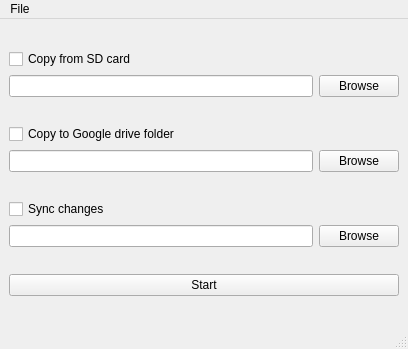
Old version of the form photospy.ui in the repository robomojo/photospy.
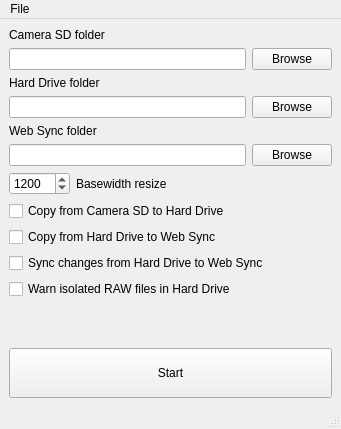
New version of the form.

The edit to the form file:
```diff
--- a/photospy.ui
+++ b/photospy.ui
@@ -6,8 +6,8 @@
    <rect>
     <x>0</x>
     <y>0</y>
-    <width>408</width>
-    <height>349</height>
+    <width>341</width>
+    <height>429</height>
    </rect>
   </property>
   <property name="windowTitle">
@@ -21,9 +21,9 @@
     <item>
      <layout class="QVBoxLayout" name="verticalLayout_3">
       <item>
-       <widget class="QCheckBox" name="checkBox">
+       <widget class="QLabel" name="label">
         <property name="text">
-         <string>Copy from SD card</string>
+         <string>Camera SD folder</string>
         </property>
        </widget>
       </item>
@@ -41,14 +41,10 @@
         </item>
        </layout>
       </item>
-     </layout>
-    </item>
-    <item>
-     <layout class="QVBoxLayout" name="verticalLayout_4">
       <item>
-       <widget class="QCheckBox" name="checkBox_2">
+       <widget class="QLabel" name="label_2">
         <property name="text">
-         <string>Copy to Google drive folder</string>
+         <string>Hard Drive folder</string>
         </property>
        </widget>
       </item>
@@ -66,14 +62,10 @@
         </item>
        </layout>
       </item>
-     </layout>
-    </item>
-    <item>
-     <layout class="QVBoxLayout" name="verticalLayout_5">
       <item>
-       <widget class="QCheckBox" name="checkBox_3">
+       <widget class="QLabel" name="label_3">
         <property name="text">
-         <string>Sync changes</string>
+         <string>Web Sync folder</string>
         </property>
        </widget>
       </item>
@@ -93,8 +85,117 @@
       </item>
      </layout>
     </item>
+    <item>
+     <layout class="QVBoxLayout" name="verticalLayout_5" stretch="0,0,0,0,0,0">
+      <property name="sizeConstraint">
+       <enum>QLayout::SetDefaultConstraint</enum>
+      </property>
+      <property name="topMargin">
+       <number>0</number>
+      </property>
+      <item>
+       <layout class="QHBoxLayout" name="horizontalLayout_4">
+        <property name="topMargin">
+         <number>0</number>
+        </property>
+        <item>
+         <widget class="QSpinBox" name="spinBox">
+          <property name="minimumSize">
+           <size>
+            <width>60</width>
+            <height>0</height>
+           </size>
+          </property>
+          <property name="buttonSymbols">
+           <enum>QAbstractSpinBox::UpDownArrows</enum>
+          </property>
+          <property name="accelerated">
+           <bool>true</bool>
+          </property>
+          <property name="minimum">
+           <number>1</number>
+          </property>
+          <property name="maximum">
+           <number>99999</number>
+          </property>
+          <property name="value">
+           <number>1200</number>
+          </property>
+         </widget>
+        </item>
+        <item>
+         <widget class="QLabel" name="label_4">
+          <property name="text">
+           <string>Basewidth resize</string>
+          </property>
+         </widget>
+        </item>
+        <item>
+         <spacer name="horizontalSpacer">
+          <property name="orientation">
+           <enum>Qt::Horizontal</enum>
+          </property>
+          <property name="sizeHint" stdset="0">
+           <size>
+            <width>40</width>
+            <height>20</height>
+           </size>
+          </property>
+         </spacer>
+        </item>
+       </layout>
+      </item>
+      <item>
+       <widget class="QCheckBox" name="checkBox">
+        <property name="text">
+         <string>Copy from Camera SD to Hard Drive</string>
+        </property>
+       </widget>
+      </item>
+      <item>
+       <widget class="QCheckBox" name="checkBox_2">
+        <property name="text">
+         <string>Copy from Hard Drive to Web Sync</string>
+        </property>
+       </widget>
+      </item>
+      <item>
+       <widget class="QCheckBox" name="checkBox_3">
+        <property name="text">
+         <string>Sync changes from Hard Drive to Web Sync</string>
+        </property>
+       </widget>
+      </item>
+      <item>
+       <widget class="QCheckBox" name="checkBox_4">
+        <property name="text">
+         <string>Warn isolated RAW files in Hard Drive</string>
+        </property>
+       </widget>
+      </item>
+      <item>
+       <spacer name="verticalSpacer">
+        <property name="orientation">
+         <enum>Qt::Vertical</enum>
+        </property>
+        <property name="sizeHint" stdset="0">
+         <size>
+          <width>20</width>
+          <height>40</height>
+         </size>
+        </property>
+       </spacer>
+      </item>
+     </layout>
+    </item>
     <item>
      <widget class="QPushButton" name="pushButton_4">
+      <property name="minimumSize">
+       <size>
+        <width>0</width>
+        <height>50</height>
+       </size>
+      </property>
       <property name="text">
        <string>Start</string>
       </property>
@@ -107,7 +208,7 @@
     <rect>
      <x>0</x>
      <y>0</y>
-     <width>408</width>
+     <width>341</width>
      <height>21</height>
     </rect>
    </property>
```
Left out of the diff: 2 changed lines with no effect on the pictures.
